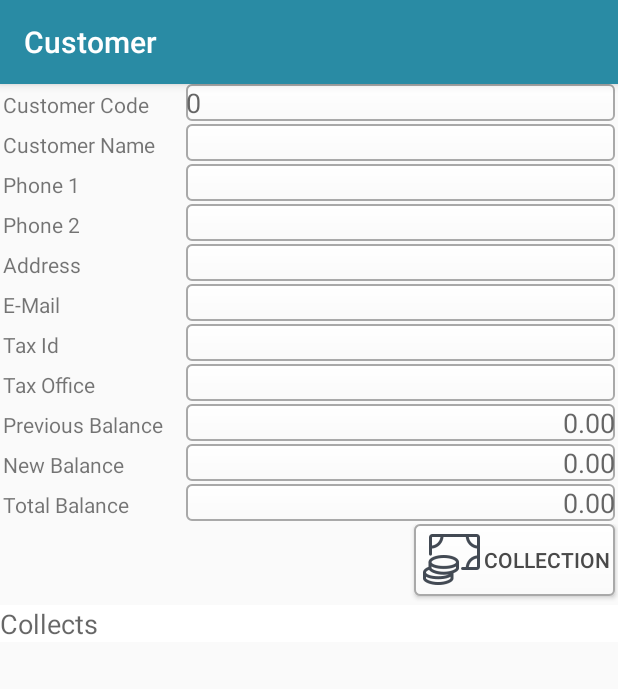
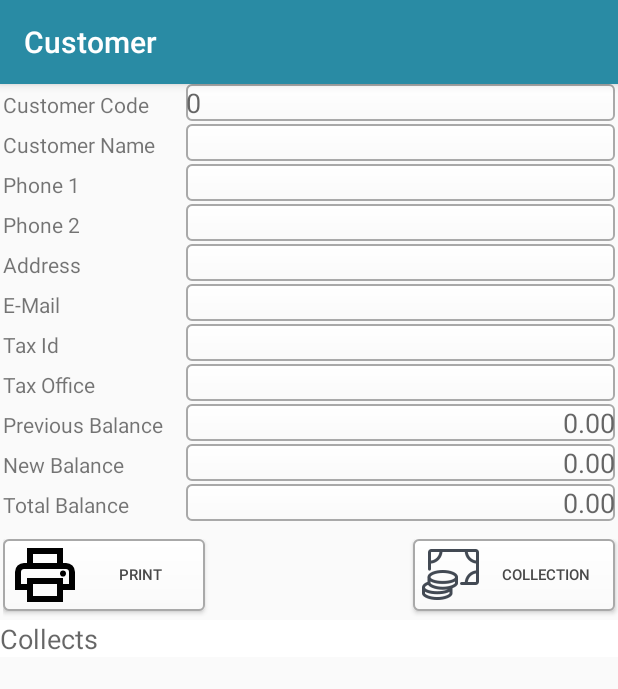
Before and after one commit to kaplanerkan/LP.Entry_Turkei_2025_17.03.2025, an Android app: the ShowCustomerActivity screen opened directly, with no data from a screen before it, on a phone screen of 412 x 824 dp. Shown: the top 689 px of the screen. Run offline under Robolectric (Android 15) with nearby library versions, the phone set to English and light mode, and no system bars; libraries missing offline, so code that uses them is left out: com.baoyz.swipemenulistview; plain views replace SwipeMenuListView; 6 statements that could not run were skipped.

```diff
--- a/EqEntry/build.gradle
+++ b/EqEntry/build.gradle
@@ -25,10 +25,10 @@ android {
     defaultConfig {
         multiDexEnabled  true
         applicationId "com.eqpos.eqentry"
-        minSdkVersion 16
+        minSdkVersion 17
         targetSdk 31
         versionCode 4
-        versionName "1.3.15"
+        versionName "1.3.17"
         testInstrumentationRunner "android.support.test.runner.AndroidJUnitRunner"
         versionNameSuffix '_tr'
     }
--- a/EqEntry/src/main/java/com/eqpos/eqentry/ShowCustomerActivity.java
+++ b/EqEntry/src/main/java/com/eqpos/eqentry/ShowCustomerActivity.java
@@ -8,6 +8,7 @@ import android.view.View;
 import android.widget.Button;
 import android.widget.SimpleAdapter;
 import android.widget.TextView;
+import android.widget.Toast;
 
 import com.baoyz.swipemenulistview.SwipeMenu;
 import com.baoyz.swipemenulistview.SwipeMenuCreator;
@@ -24,7 +25,7 @@ import java.util.HashMap;
 
 public class ShowCustomerActivity extends AppCompatActivity {
     private Button btCollection;
-    private Button btEdit;
+    private Button btEdit, btnTahsilatlariYazdir;
     private TextView lblCustomerCode;
     private TextView lblCustomerName;
     private TextView lblPhone1;
@@ -63,6 +64,8 @@ public class ShowCustomerActivity extends AppCompatActivity {
         lblTaxId = (TextView) findViewById(R.id.lbl_showcustomer_taxid);
         lblTaxOffice = (TextView) findViewById(R.id.lbl_showcustomer_taxoffice);
         lvList = (SwipeMenuListView) findViewById(R.id.lv_showcustomer_list);
+
+        btnTahsilatlariYazdir = (Button) findViewById(R.id.btnTahsilatlariYazdir);
 
         Bundle extra = getIntent().getExtras();
         if (extra != null) {
@@ -114,7 +117,20 @@ public class ShowCustomerActivity extends AppCompatActivity {
             }
         });
         createSwipeListview();
+
+        btnTahsilatlariYazdirOlaylari();
     }
+
+    private void btnTahsilatlariYazdirOlaylari() {
+        btnTahsilatlariYazdir.setOnClickListener(v -> {
+            if (gList != null && gList.size() > 0) {
+                PrintCollect.printAllCollects(gCustomerId);
+            } else {
+                Toast.makeText(ShowCustomerActivity.this, "Tahsilat Bulunamadi !", Toast.LENGTH_SHORT).show();
+            }
+        });
+    }
+
 
 
     protected void onActivityResult(int requestCode, int resultCode, Intent data) {
@@ -190,7 +206,8 @@ public class ShowCustomerActivity extends AppCompatActivity {
     }
 
     private void printCollect(int id){
-        PrintCollect.printInvoice(id);
+        //PrintCollect.printInvoice(id);
+        PrintCollect.printInvoiceERKAN(id);
     }
 
     private void createSwipeListview() {
--- /dev/null
+++ b/EqEntry/src/main/res/drawable/outline_print_24.xml
@@ -0,0 +1,5 @@
+<vector xmlns:android="http://schemas.android.com/apk/res/android" android:height="64dp" android:tint="#000000" android:viewportHeight="960" android:viewportWidth="960" android:width="64dp">
+
+    <path android:fillColor="@android:color/white" android:pathData="M640,320L640,200L320,200L320,320L240,320L240,120L720,120L720,320L640,320ZM160,400L160,400Q160,400 171.5,400Q183,400 200,400L760,400Q777,400 788.5,400Q800,400 800,400L800,400L720,400L720,400L240,400L240,400L160,400ZM720,500Q737,500 748.5,488.5Q760,477 760,460Q760,443 748.5,431.5Q737,420 720,420Q703,420 691.5,431.5Q680,443 680,460Q680,477 691.5,488.5Q703,500 720,500ZM640,760L640,600L320,600L320,760L640,760ZM720,840L240,840L240,680L80,680L80,440Q80,389 115,354.5Q150,320 200,320L760,320Q811,320 845.5,354.5Q880,389 880,440L880,680L720,680L720,840ZM800,600L800,440Q800,423 788.5,411.5Q777,400 760,400L200,400Q183,400 171.5,411.5Q160,423 160,440L160,600L240,600L240,520L720,520L720,600L800,600Z"/>
+
+</vector>
--- /dev/null
+++ b/EqEntry/src/main/res/drawable/outline_print_48.xml
@@ -0,0 +1,5 @@
+<vector xmlns:android="http://schemas.android.com/apk/res/android" android:height="48dp" android:tint="#000000" android:viewportHeight="960" android:viewportWidth="960" android:width="48dp">
+
+    <path android:fillColor="@android:color/white" android:pathData="M640,320L640,200L320,200L320,320L240,320L240,120L720,120L720,320L640,320ZM160,400L160,400Q160,400 171.5,400Q183,400 200,400L760,400Q777,400 788.5,400Q800,400 800,400L800,400L720,400L720,400L240,400L240,400L160,400ZM720,500Q737,500 748.5,488.5Q760,477 760,460Q760,443 748.5,431.5Q737,420 720,420Q703,420 691.5,431.5Q680,443 680,460Q680,477 691.5,488.5Q703,500 720,500ZM640,760L640,600L320,600L320,760L640,760ZM720,840L240,840L240,680L80,680L80,440Q80,389 115,354.5Q150,320 200,320L760,320Q811,320 845.5,354.5Q880,389 880,440L880,680L720,680L720,840ZM800,600L800,440Q800,423 788.5,411.5Q777,400 760,400L200,400Q183,400 171.5,411.5Q160,423 160,440L160,600L240,600L240,520L720,520L720,600L800,600Z"/>
+
+</vector>
--- a/EqEntry/src/main/res/layout/activity_show_customer.xml
+++ b/EqEntry/src/main/res/layout/activity_show_customer.xml
@@ -277,36 +277,55 @@
     </LinearLayout>
 
 
-
-
     <LinearLayout
         android:layout_width="match_parent"
         android:layout_height="wrap_content"
-        android:orientation="horizontal"
-        android:layout_gravity="right"
-        android:gravity="right"
-        android:layout_marginLeft="2dp"
-        android:layout_marginBottom="2dp">
+        android:layout_gravity="end"
+        android:layout_marginStart="2dp"
+        android:layout_marginTop="10dp"
+        android:layout_marginBottom="2dp"
+        android:gravity="end"
+        android:orientation="horizontal">
 
         <Button
+            android:id="@+id/btnTahsilatlariYazdir"
             style="@style/StdButton"
+            android:layout_width="match_parent"
+            android:layout_height="wrap_content"
+            android:layout_weight="1"
             android:background="@drawable/std_button"
+            android:drawableStart="@drawable/outline_print_48"
+            android:textSize="10sp"
+            android:text="@string/print" />
+
+
+        <Button
             android:id="@+id/bt_showcustomer_edit"
-            android:layout_width="wrap_content"
+            style="@style/StdButton"
+            android:layout_width="match_parent"
             android:layout_height="wrap_content"
-            android:drawableLeft="@mipmap/img_edit"
+            android:layout_weight="1"
+            android:background="@drawable/std_button"
+            android:drawableStart="@mipmap/img_edit"
+
+            android:textSize="10sp"
+
             android:text="@string/editcustomer" />
 
+
         <Button
+            android:id="@+id/bt_showcustomer_collection"
             style="@style/StdButton"
+            android:layout_width="match_parent"
+            android:layout_height="wrap_content"
+           android:gravity="center"
+            android:layout_weight="1"
             android:background="@drawable/std_button"
-            android:id="@+id/bt_showcustomer_collection"
-            android:layout_width="wrap_content"
-            android:layout_height="wrap_content"
-            android:drawableLeft="@mipmap/img_collection"
+            android:drawableStart="@mipmap/img_collection"
+            android:textSize="10sp"
             android:text="@string/collection" />
+
     </LinearLayout>
-
 
     <TextView
         android:layout_width="match_parent"
```
Also changed, not shown: EqEntry/src/main/java/com/eqpos/eqentry/DB/CustomerDao.java (+57 -0 lines), EqEntry/src/main/java/com/eqpos/eqentry/Models/Customer.java (+9 -0 lines), EqEntry/src/main/java/com/eqpos/eqentry/Printing/PrintCollect.java (+159 -0 lines), EqEntry/src/main/java/com/eqpos/eqentry/Printing/PrintDao.java (+9 -1 lines).
